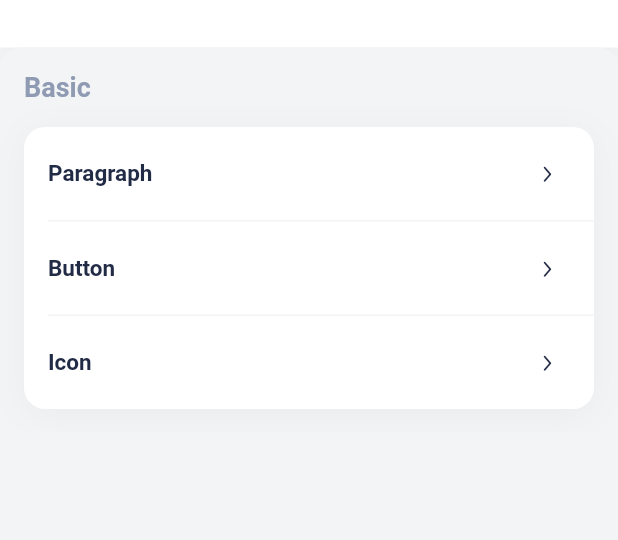
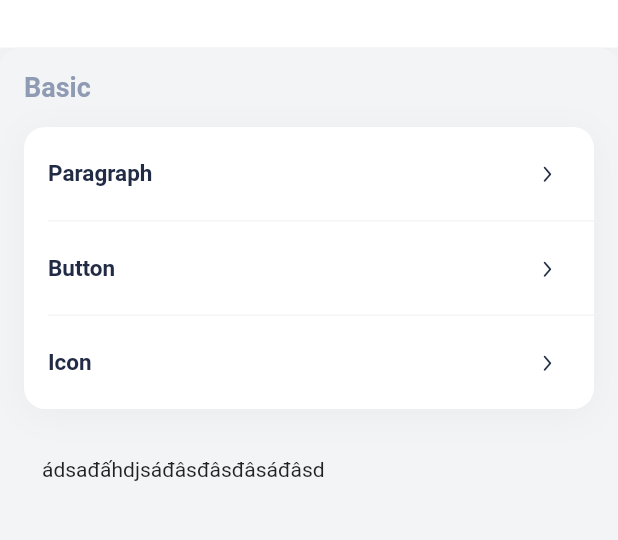
Before and after one commit to ctnet-tech/easysalon-app-ui-kit, a Flutter app: the screen it shows after launch, on a phone screen of 412 x 824 dp, the part 128-668 px from its top. Run offline on Flutter 3.47's test engine with Material 2 defaults, Android fonts, the phone set to English and light mode, and no system bars; our stand-ins replace page_transition, shared_preferences.

```diff
--- a/lib/pages/home/widgets_home_page.dart
+++ b/lib/pages/home/widgets_home_page.dart
@@ -3,6 +3,8 @@ import 'package:easysalon_mobile_ui_kit/pages/widgets/generic/button_page.dart';
 import 'package:easysalon_mobile_ui_kit/pages/widgets/generic/icon_page.dart';
 import 'package:easysalon_mobile_ui_kit/pages/widgets/generic/paragraph_page.dart';
 import 'package:easysalon_mobile_ui_kit/services/theme_notifier.dart';
+import 'package:easysalon_mobile_ui_kit/widgets/basic/CustomSlidable/BaseWidget/actions.dart';
+import 'package:easysalon_mobile_ui_kit/widgets/basic/CustomSlidable/custom_slidable.dart';
 import 'package:easysalon_mobile_ui_kit/widgets/basic/panel.dart';
 import 'package:easysalon_mobile_ui_kit/widgets/icons/CustomIcon.dart';
 import 'package:easysalon_mobile_ui_kit/widgets/layout/page_header.dart';
@@ -10,6 +12,7 @@ import 'package:easysalon_mobile_ui_kit/widgets/layout/space.dart';
 import 'package:easysalon_mobile_ui_kit/widgets/layout/standard_page.dart';
 import 'package:easysalon_mobile_ui_kit/widgets/navigation/menu/menu.dart';
 import 'package:easysalon_mobile_ui_kit/widgets/navigation/menu/menu_item.dart';
+import 'package:flutter/material.dart';
 import 'package:flutter/widgets.dart';
 
 class WidgetsHomePage extends StatefulWidget {
@@ -36,7 +39,37 @@ class _WidgetsHomePageState extends State<WidgetsHomePage> {
                       MenuItem(label: "Button", to: ButtonPage.path),
                       MenuItem(label: "Icon", to: IconPage.path)
                     ],
-                  )
+                  ),
+                  SizedBox(
+                    height: 20,
+                  ),
+                  CustomSlidable(
+                      actions: [
+                        SlidableAction(
+                          onPressed: (_) {
+                            print(12);
+                          },
+                          icon: LineIcons.edit_square_feather,
+                          label: "Sửa",
+                          backgroundColor: Colors.blue,
+                          flex: 1,
+//                          spacing: 20,
+                        ),
+                        SlidableAction(
+                          onPressed: (_) {
+                            print(12);
+                          },
+                          icon: LineIcons.trash,
+                          label: "Xóa",
+                          backgroundColor: Colors.green,
+                          flex: 1,
+//                          spacing: 20,
+                        ),
+                      ],
+                      child: Container(
+                          padding: EdgeInsets.all(12),
+                          width: MediaQuery.of(context).size.width,
+                          child: Text("ádsađấhdjsáđâsđâsđâsáđâsd"))),
                 ],
               )))
     ]);
```
